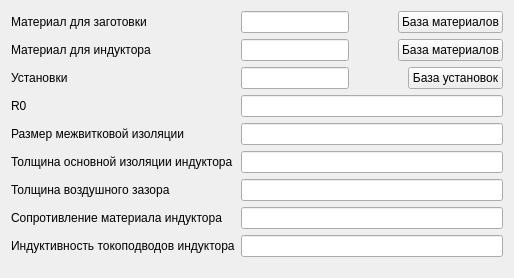
Before: the Qt Designer form gui/SecondParams.ui in Kroshy1984/MIOM, drawn with Qt 5.
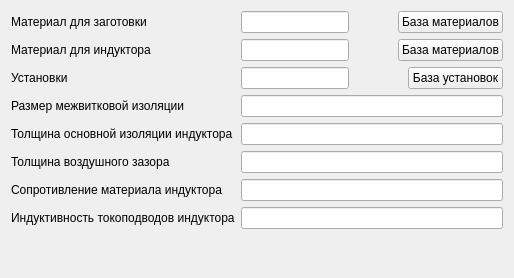
After: the same form once the commit is applied.

Patch:
```diff
--- a/gui/SecondParams.ui
+++ b/gui/SecondParams.ui
@@ -117,63 +117,53 @@
     </layout>
    </item>
    <item row="3" column="0">
-    <widget class="QLabel" name="label_4">
-     <property name="text">
-      <string>R0</string>
-     </property>
-    </widget>
-   </item>
-   <item row="4" column="0">
     <widget class="QLabel" name="label_5">
      <property name="text">
       <string>Размер межвитковой изоляции</string>
      </property>
     </widget>
    </item>
-   <item row="5" column="0">
+   <item row="3" column="1">
+    <widget class="QLineEdit" name="lineEdit_5"/>
+   </item>
+   <item row="4" column="0">
     <widget class="QLabel" name="label_6">
      <property name="text">
       <string>Толщина основной изоляции индуктора</string>
      </property>
     </widget>
    </item>
-   <item row="6" column="0">
+   <item row="4" column="1">
+    <widget class="QLineEdit" name="lineEdit_6"/>
+   </item>
+   <item row="5" column="0">
     <widget class="QLabel" name="label_7">
      <property name="text">
       <string>Толщина воздушного зазора</string>
      </property>
     </widget>
    </item>
-   <item row="7" column="0">
+   <item row="5" column="1">
+    <widget class="QLineEdit" name="lineEdit_7"/>
+   </item>
+   <item row="6" column="0">
     <widget class="QLabel" name="label_8">
      <property name="text">
       <string>Сопротивление материала индуктора</string>
      </property>
     </widget>
    </item>
-   <item row="8" column="0">
+   <item row="6" column="1">
+    <widget class="QLineEdit" name="lineEdit_8"/>
+   </item>
+   <item row="7" column="0">
     <widget class="QLabel" name="label_9">
      <property name="text">
       <string>Индуктивность токоподводов индуктора</string>
      </property>
     </widget>
    </item>
-   <item row="3" column="1">
-    <widget class="QLineEdit" name="lineEdit_4"/>
-   </item>
-   <item row="4" column="1">
-    <widget class="QLineEdit" name="lineEdit_5"/>
-   </item>
-   <item row="5" column="1">
-    <widget class="QLineEdit" name="lineEdit_6"/>
-   </item>
-   <item row="6" column="1">
-    <widget class="QLineEdit" name="lineEdit_7"/>
-   </item>
    <item row="7" column="1">
-    <widget class="QLineEdit" name="lineEdit_8"/>
-   </item>
-   <item row="8" column="1">
     <widget class="QLineEdit" name="lineEdit_9"/>
    </item>
   </layout>
```
